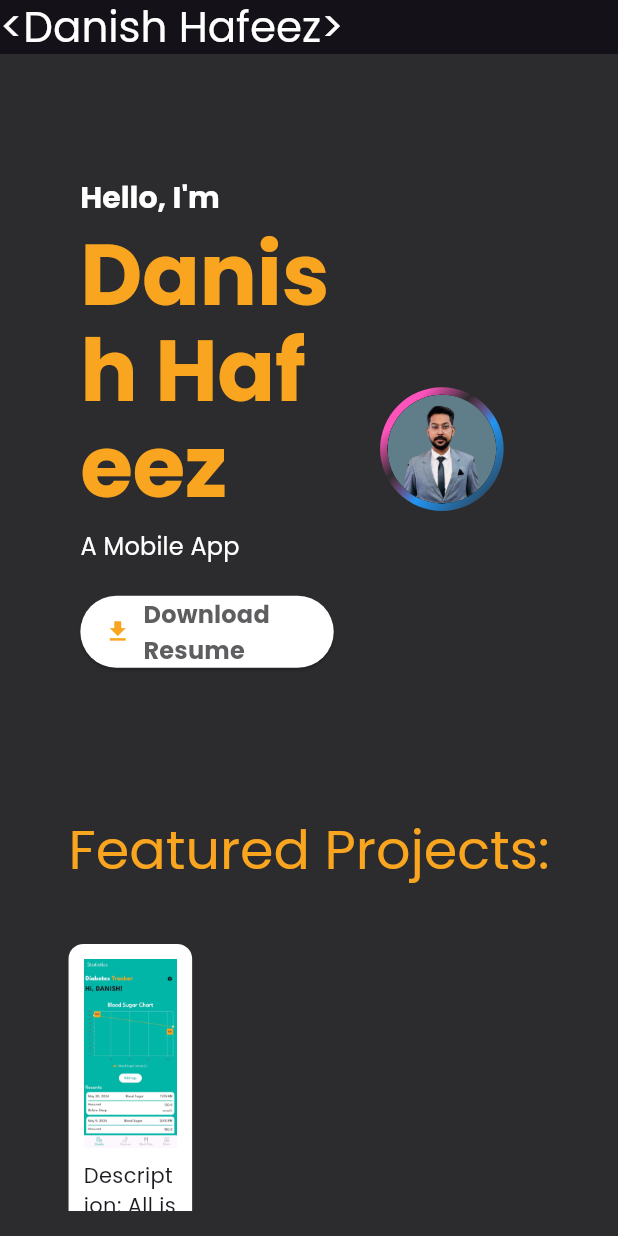
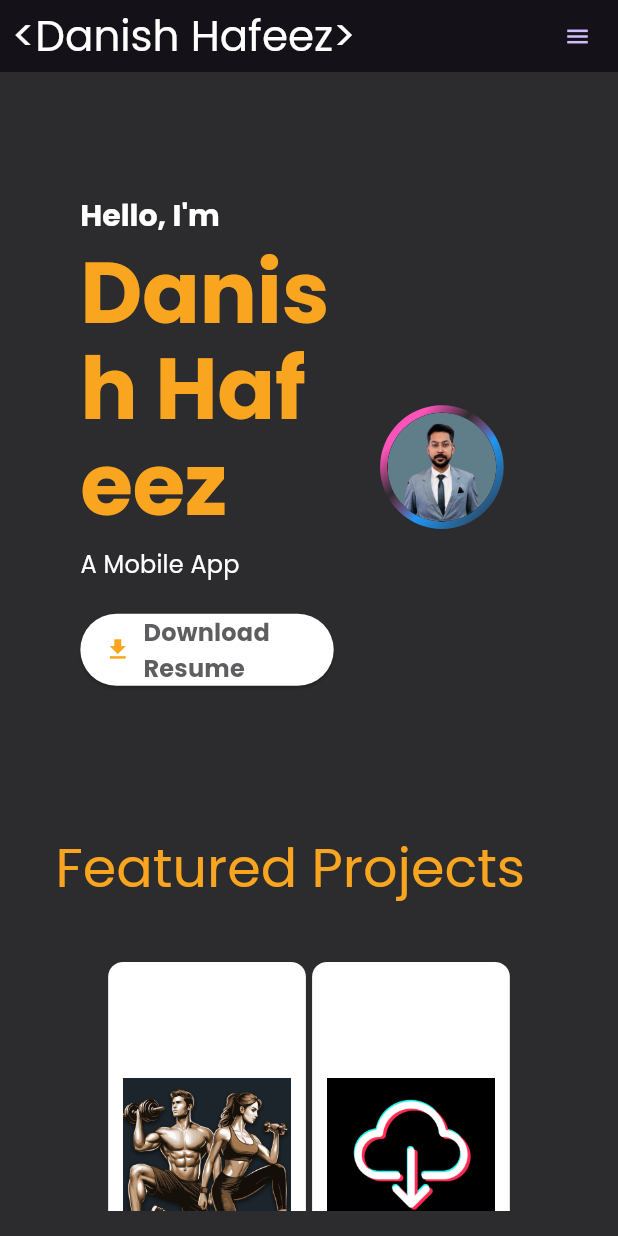
Before and after one commit to danishhafeez322/portfolio_danish, a Flutter app: the screen it shows after launch, on a phone screen of 412 x 824 dp. Run offline on Flutter 3.47's test engine with Material 3 defaults, Android fonts, the phone set to English and light mode, and no system bars; drawn by our look-alikes of animated_text_kit; our stand-ins replace equatable, flutter_bloc, font_awesome_flutter, google_fonts; missing offline and left inert: universal_html.

Commit message:
featured project

```diff
--- a/lib/bloc/home_bloc.dart
+++ b/lib/bloc/home_bloc.dart
@@ -2,6 +2,7 @@ import 'dart:async';
 
 import 'package:equatable/equatable.dart';
 import 'package:flutter_bloc/flutter_bloc.dart';
+import 'package:portfolio_danish/utils/app_enum.dart';
 
 part 'home_event.dart';
 part 'home_state.dart';
@@ -9,7 +10,7 @@ part 'home_state.dart';
 class HomeBloc extends Bloc<HomeEvent, HomeState> {
   HomeBloc() : super(HomeInitial()) {
     on<ChangeAppBarHeadersIndex>(_changeAppBarHeadersIndex);
-    // on<ChangeAppBarHeadersAxis>(_changeAppBarHeadersAxis);
+    on<ChangeAppBarHeadersAxis>(_changeAppBarHeadersAxis);
     on<ChangeAppBarHeadersColorByColor>(_changeAppBarHeadersColorByColor);
   }
   int _appBarHeaderIndex = 0;
@@ -30,15 +31,16 @@ class HomeBloc extends Bloc<HomeEvent, HomeState> {
     _appBarHeaderIndex = event.index;
     emit(AppBarHeadersColorChangedByIndex(_appBarHeaderIndex));
   }
+
   //
-  // AppBarHeadersAxis _appBarHeaderAxis = AppBarHeadersAxis.horizontal;
-  // AppBarHeadersAxis get appBarHeaderAxis => _appBarHeaderAxis;
+  AppBarHeadersAxis _appBarHeaderAxis = AppBarHeadersAxis.horizontal;
+  AppBarHeadersAxis get appBarHeaderAxis => _appBarHeaderAxis;
 
-  // FutureOr<void> _changeAppBarHeadersAxis(
-  //     ChangeAppBarHeadersAxis event,
-  //     Emitter<HomeState> emit,
-  //     ) {
-  //   _appBarHeaderAxis = event.headersAxis;
-  //   emit(AppBarHeadersAxisChanged(_appBarHeaderAxis));
-  // }
+  FutureOr<void> _changeAppBarHeadersAxis(
+    ChangeAppBarHeadersAxis event,
+    Emitter<HomeState> emit,
+  ) {
+    _appBarHeaderAxis = event.headersAxis;
+    emit(AppBarHeadersAxisChanged(_appBarHeaderAxis));
+  }
 }
--- a/lib/bloc/home_event.dart
+++ b/lib/bloc/home_event.dart
@@ -14,14 +14,14 @@ class ChangeAppBarHeadersIndex extends HomeEvent {
   List<Object?> get props => [index];
 }
 
-// class ChangeAppBarHeadersAxis extends HomeEvent {
-//   final AppBarHeadersAxis headersAxis;
-//
-//   ChangeAppBarHeadersAxis(this.headersAxis);
-//
-//   @override
-//   List<Object?> get props => [headersAxis];
-// }
+class ChangeAppBarHeadersAxis extends HomeEvent {
+  final AppBarHeadersAxis headersAxis;
+
+  ChangeAppBarHeadersAxis(this.headersAxis);
+
+  @override
+  List<Object?> get props => [headersAxis];
+}
 
 class ChangeAppBarHeadersColorByColor extends HomeEvent {
   final int index;
--- a/lib/bloc/home_state.dart
+++ b/lib/bloc/home_state.dart
@@ -16,14 +16,14 @@ class AppBarHeadersIndexChanged extends HomeState {
   List<Object?> get props => [index];
 }
 
-// class AppBarHeadersAxisChanged extends HomeState {
-//   final AppBarHeadersAxis headersAxis;
-//
-//   AppBarHeadersAxisChanged(this.headersAxis);
-//
-//   @override
-//   List<Object?> get props => [headersAxis];
-// }
+class AppBarHeadersAxisChanged extends HomeState {
+  final AppBarHeadersAxis headersAxis;
+
+  AppBarHeadersAxisChanged(this.headersAxis);
+
+  @override
+  List<Object?> get props => [headersAxis];
+}
 
 class AppBarHeadersColorChangedByIndex extends HomeState {
   final int index;
--- a/lib/ui/home/components/featured_projects.dart
+++ b/lib/ui/home/components/featured_projects.dart
@@ -8,12 +8,14 @@ class FeatureProjects extends StatelessWidget {
   @override
   Widget build(BuildContext context) {
     final textTheme = Theme.of(context).textTheme;
-    return Column(
+    return Padding(
+      padding: EdgeInsets.symmetric(horizontal: context.width * 0.05),
+      child: Column(
         crossAxisAlignment: CrossAxisAlignment.start,
         mainAxisSize: MainAxisSize.max,
         children: [
           Text(
-          "Featured Projects:",
+            "Featured Projects",
             style: textTheme.displaySmall!.copyWith(
               color: PortfolioAppTheme.nameColor,
             ),
@@ -33,9 +35,12 @@ class FeatureProjects extends StatelessWidget {
           //           color: Colors.grey,
           //         ))
           //
+          Row(
+            mainAxisAlignment: MainAxisAlignment.center,
+            children: [
               Container(
-          width: context.width * 0.2,
-          height: context.height * 0.7,
+                width: context.width * 0.32,
+                height: context.height * 0.42,
                 padding: const EdgeInsets.all(10),
                 decoration: BoxDecoration(
                   borderRadius: BorderRadius.circular(10),
@@ -44,17 +49,55 @@ class FeatureProjects extends StatelessWidget {
                 child: Column(
                   children: [
                     Image.asset(
-                "assets/imgs/sugar_tracker.jpeg",
+                      width: context.width * 0.3,
+                      height: context.height * 0.3,
+                      "assets/imgs/fitness_challenge.png",
                       fit: BoxFit.contain,
                     ),
-              SizedBox(height: context.height * 0.01),
-              const Text("Description: All is best"),
-              SizedBox(height: context.height * 0.01),
-              ElevatedButton(onPressed: () {}, child: const Text("Github Link"))
+                    SizedBox(height: context.height * 0.005),
+                    Text("Fitness Challenge App", style: textTheme.titleSmall),
+                    SizedBox(height: context.height * 0.005),
+                    ElevatedButton(
+                        style: ElevatedButton.styleFrom(
+                            foregroundColor: PortfolioAppTheme.nameColor),
+                        onPressed: () {},
+                        child: const Text("Github Link"))
+                  ],
+                ),
+              ),
+              SizedBox(width: context.width * 0.01),
+              Container(
+                width: context.width * 0.32,
+                height: context.height * 0.42,
+                padding: const EdgeInsets.all(10),
+                decoration: BoxDecoration(
+                  borderRadius: BorderRadius.circular(10),
+                  color: Colors.white,
+                ),
+                child: Column(
+                  children: [
+                    Image.asset(
+                      width: context.width * 0.3,
+                      height: context.height * 0.3,
+                      "assets/imgs/snaptik_video_downloader.jpg",
+                      fit: BoxFit.contain,
+                    ),
+                    SizedBox(height: context.height * 0.005),
+                    Text("Snaptik Video Downloader",
+                        style: textTheme.titleSmall),
+                    SizedBox(height: context.height * 0.005),
+                    ElevatedButton(
+                        style: ElevatedButton.styleFrom(
+                            foregroundColor: PortfolioAppTheme.nameColor),
+                        onPressed: () {},
+                        child: const Text("Github Link"))
                   ],
                 ),
               ),
             ],
+          ),
+        ],
+      ),
     );
   }
 }
--- a/lib/ui/home/components/home_app_bar.dart
+++ b/lib/ui/home/components/home_app_bar.dart
@@ -12,14 +12,17 @@ class HomeAppBar extends StatefulWidget implements PreferredSizeWidget {
   State<HomeAppBar> createState() => _HomeAppBarState();
 
   @override
-  Size get preferredSize => const Size.fromHeight(80);
+  Size get preferredSize => const Size.fromHeight(100);
 }
 
 class _HomeAppBarState extends State<HomeAppBar> {
   @override
   Widget build(BuildContext context) {
     final textTheme = Theme.of(context).textTheme;
-    return Row(
+    return SafeArea(
+      child: Padding(
+        padding: const EdgeInsets.symmetric(horizontal: 8.0),
+        child: Row(
           mainAxisAlignment: MainAxisAlignment.spaceBetween,
           children: [
             Text(
@@ -29,9 +32,59 @@ class _HomeAppBarState extends State<HomeAppBar> {
             ),
             context.width > DeviceType.ipad.getMaxWidth()
                 ? const HorizontalHeaders()
-            : const SizedBox(),
+                : const AppBarMenu(),
           ],
+        ),
+      ),
     );
+  }
+}
+
+class AppBarMenu extends StatelessWidget {
+  const AppBarMenu({
+    super.key,
+  });
+
+  @override
+  Widget build(BuildContext context) {
+    return BlocBuilder<HomeBloc, HomeState>(
+      builder: (context, state) {
+        return SizedBox(
+          width: 40,
+          child: AnimatedCrossFade(
+            crossFadeState: _getCrossFadeState(context),
+            firstChild: TextButton(
+              onPressed: () => _menuBtnClicked(context),
+              child: const Icon(Icons.menu),
+            ),
+            secondChild: TextButton(
+              onPressed: () => _closeBtnClicked(context),
+              child: const Icon(Icons.close),
+            ),
+            duration: const Duration(milliseconds: 200),
+          ),
+        );
+      },
+    );
+  }
+
+  _menuBtnClicked(BuildContext context) {
+    context.read<HomeBloc>().add(
+          ChangeAppBarHeadersAxis(AppBarHeadersAxis.vertical),
+        );
+  }
+
+  _closeBtnClicked(BuildContext context) {
+    context.read<HomeBloc>().add(
+          ChangeAppBarHeadersAxis(AppBarHeadersAxis.horizontal),
+        );
+  }
+
+  CrossFadeState _getCrossFadeState(BuildContext context) {
+    final currentHeaderAxis = context.read<HomeBloc>().appBarHeaderAxis;
+    return currentHeaderAxis == AppBarHeadersAxis.horizontal
+        ? CrossFadeState.showFirst
+        : CrossFadeState.showSecond;
   }
 }
 
--- a/lib/utils/app_enum.dart
+++ b/lib/utils/app_enum.dart
@@ -1,4 +1,6 @@
 enum AppBarHeaders { home, projects, contact }
+
+enum AppBarHeadersAxis { horizontal, vertical }
 
 enum DeviceType {
   mobile,
```
Also changed, not shown: assets/imgs/fitness_challenge.png (added), assets/imgs/snaptik_video_downloader.jpg (added). Lines whose indentation alone changed are shown as unchanged.
